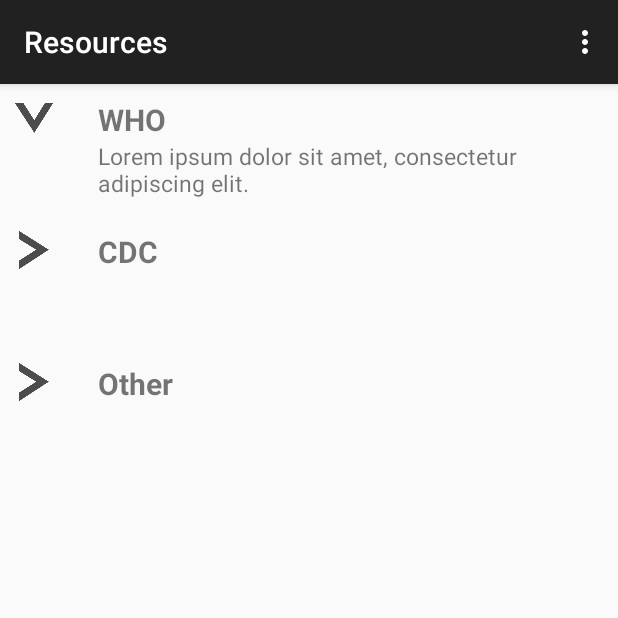
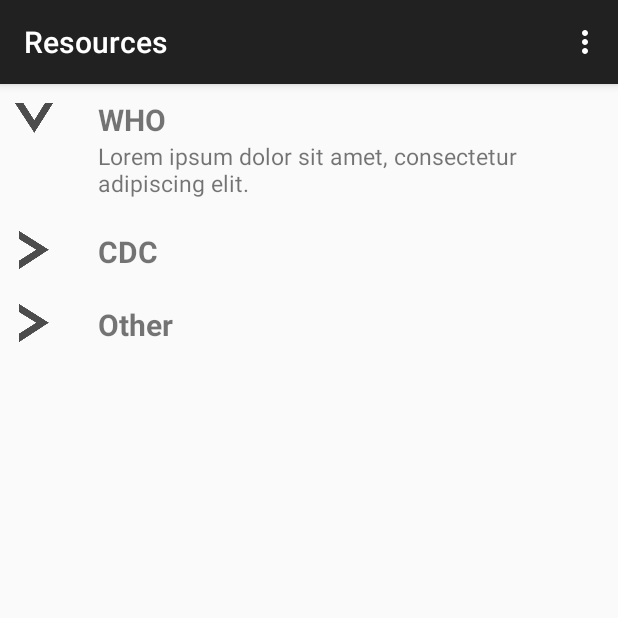
Before and after one commit to terahunt/InfectionPreventionSource, an Android app: the ResourcesActivity screen opened directly, with no data from a screen before it, after a tap on an icon or button, on a phone screen of 412 x 824 dp, the top half of it. Run offline under Robolectric (Android 15) with nearby library versions, the phone set to English and light mode, and no system bars.

Commit message:
Update resources dropdown list.

```diff
--- a/app/src/main/java/aimscapstone/infectionpreventionsource/ResourcesAdapter.java
+++ b/app/src/main/java/aimscapstone/infectionpreventionsource/ResourcesAdapter.java
@@ -50,17 +50,17 @@
         imageView.setImageResource(R.mipmap.arrow);
         title.setText(resourcesTitle[position]);
         desc.setText(resourcesDesc[position]);
-        desc.setVisibility(View.INVISIBLE);
+        desc.setVisibility(View.GONE);
 
         imageView.setOnClickListener(new View.OnClickListener() {
             @Override
             public void onClick(View v) {
-                if(desc.getVisibility()==View.INVISIBLE) {
+                if(desc.getVisibility()==View.GONE) {
                     desc.setVisibility(View.VISIBLE);
                     imageView.setRotation(90);
                 }
                 else {
-                    desc.setVisibility(View.INVISIBLE);
+                    desc.setVisibility(View.GONE);
                     imageView.setRotation(0);
                 }
             }
```
